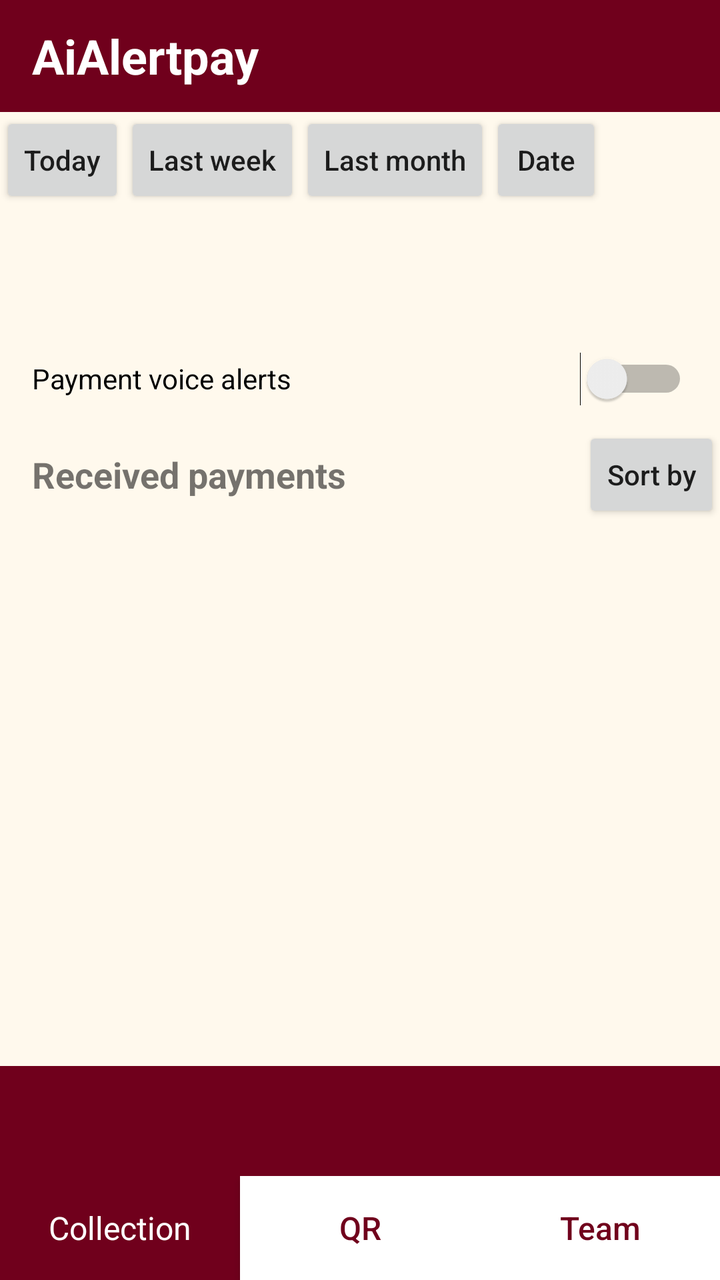
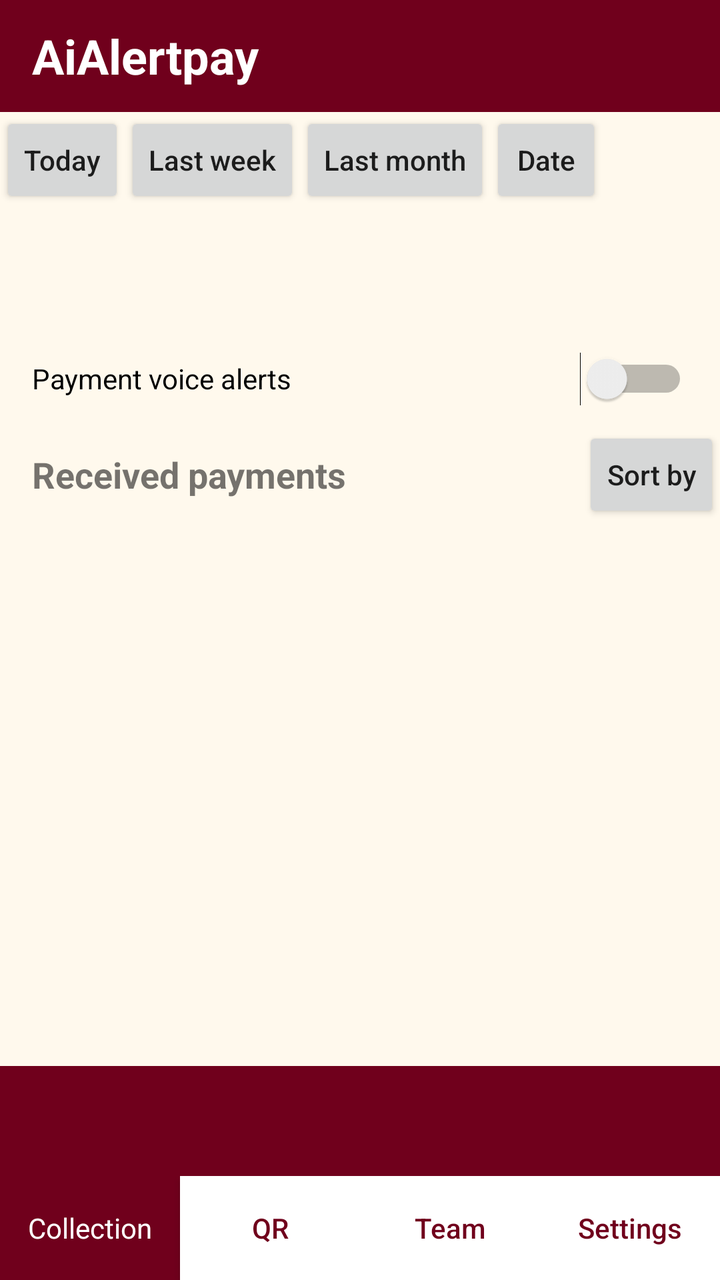

An Android layout rendered at two revisions. The XML below is the earlier revision; the diff shows what the commit changed to produce the second picture.
<!-- AndroidManifest.xml: application theme android:Theme.Material.Light.NoActionBar -->
<!-- res/layout/home.xml -->
<LinearLayout xmlns:android="http://schemas.android.com/apk/res/android" android:layout_width="match_parent" android:layout_height="match_parent" android:fitsSystemWindows="true" android:orientation="vertical" android:background="#FFF9ED">
    <TextView android:layout_width="match_parent" android:layout_height="56dp" android:gravity="center_vertical" android:paddingHorizontal="16dp" android:text="AiAlertpay" android:background="#70001C" android:textColor="#FFFFFF" android:textSize="24sp" android:textStyle="bold"/>
    <HorizontalScrollView android:layout_width="match_parent" android:layout_height="wrap_content" android:scrollbars="none">
        <LinearLayout android:layout_width="wrap_content" android:layout_height="wrap_content" android:orientation="horizontal">
            <Button android:id="@+id/today" android:layout_width="wrap_content" android:layout_height="48dp" android:text="Today" android:textAllCaps="false" android:minWidth="56dp"/>
            <Button android:id="@+id/week" android:layout_width="wrap_content" android:layout_height="48dp" android:text="Last week" android:textAllCaps="false" android:minWidth="56dp"/>
            <Button android:id="@+id/month" android:layout_width="wrap_content" android:layout_height="48dp" android:text="Last month" android:textAllCaps="false" android:minWidth="56dp"/>
            <Button android:id="@+id/day" android:layout_width="wrap_content" android:layout_height="48dp" android:text="Date" android:textAllCaps="false" android:minWidth="56dp"/>
        </LinearLayout>
    </HorizontalScrollView>
    <TextView android:id="@+id/collection" android:layout_width="match_parent" android:layout_height="wrap_content" android:gravity="center" android:padding="16dp" android:textSize="22sp" android:textStyle="bold" android:textColor="#70001C"/>
    <Switch android:id="@+id/voice_on" android:layout_width="match_parent" android:layout_height="wrap_content" android:minHeight="48dp" android:paddingHorizontal="16dp" android:text="Payment voice alerts"/>
    <LinearLayout android:layout_width="match_parent" android:layout_height="wrap_content" android:gravity="center_vertical">
        <TextView android:layout_width="0dp" android:layout_weight="1" android:layout_height="wrap_content" android:paddingStart="16dp" android:text="Received payments" android:textStyle="bold" android:textSize="18sp"/>
        <Button android:id="@+id/sort" android:layout_width="wrap_content" android:layout_height="48dp" android:text="Sort by" android:textAllCaps="false" android:minWidth="56dp"/>
    </LinearLayout>
    <ListView android:id="@+id/payments" android:layout_width="match_parent" android:layout_height="0dp" android:layout_weight="1"/>
    <TextView android:id="@+id/total" android:layout_width="match_parent" android:layout_height="wrap_content" android:padding="14dp" android:background="#70001C" android:textColor="#FFFFFF" android:textSize="20sp" android:textStyle="bold"/>
<LinearLayout android:layout_width="match_parent" android:layout_height="wrap_content" android:orientation="horizontal"><TextView android:layout_width="0dp" android:layout_height="52dp" android:layout_weight="1" android:gravity="center" android:text="Collection" android:textAllCaps="false" android:textSize="16sp" android:textColor="#FFFFFF" android:background="#70001C"/>
<Button android:layout_width="0dp" android:layout_height="52dp" android:layout_weight="1" android:gravity="center" android:text="QR" android:textAllCaps="false" android:textSize="16sp" android:id="@+id/open_qr" android:textColor="#70001C" android:background="#FFFFFF"/><Button android:layout_width="0dp" android:layout_height="52dp" android:layout_weight="1" android:gravity="center" android:textAllCaps="false" android:textSize="16sp" android:id="@+id/open_team" android:text="Team" android:textColor="#70001C" android:background="#FFFFFF"/></LinearLayout>
</LinearLayout>
<!-- resources referenced by this layout -->
<resources>

</resources>

<!-- the commit's change to res/layout/home.xml (unified diff, before → after) -->
@@ -16,6 +16,7 @@
     </LinearLayout>
     <ListView android:id="@+id/payments" android:layout_width="match_parent" android:layout_height="0dp" android:layout_weight="1"/>
     <TextView android:id="@+id/total" android:layout_width="match_parent" android:layout_height="wrap_content" android:padding="14dp" android:background="#70001C" android:textColor="#FFFFFF" android:textSize="20sp" android:textStyle="bold"/>
-<LinearLayout android:layout_width="match_parent" android:layout_height="wrap_content" android:orientation="horizontal"><TextView android:layout_width="0dp" android:layout_height="52dp" android:layout_weight="1" android:gravity="center" android:text="Collection" android:textAllCaps="false" android:textSize="16sp" android:textColor="#FFFFFF" android:background="#70001C"/>
-<Button android:layout_width="0dp" android:layout_height="52dp" android:layout_weight="1" android:gravity="center" android:text="QR" android:textAllCaps="false" android:textSize="16sp" android:id="@+id/open_qr" android:textColor="#70001C" android:background="#FFFFFF"/><Button android:layout_width="0dp" android:layout_height="52dp" android:layout_weight="1" android:gravity="center" android:textAllCaps="false" android:textSize="16sp" android:id="@+id/open_team" android:text="Team" android:textColor="#70001C" android:background="#FFFFFF"/></LinearLayout>
+<LinearLayout android:layout_width="match_parent" android:layout_height="wrap_content" android:orientation="horizontal"><TextView android:layout_width="0dp" android:layout_height="52dp" android:layout_weight="1" android:gravity="center" android:text="Collection" android:textAllCaps="false" android:minWidth="0dp" android:paddingHorizontal="1dp" android:textSize="14sp" android:textColor="#FFFFFF" android:background="#70001C"/>
+<Button android:layout_width="0dp" android:layout_height="52dp" android:layout_weight="1" android:gravity="center" android:text="QR" android:textAllCaps="false" android:minWidth="0dp" android:paddingHorizontal="1dp" android:textSize="14sp" android:id="@+id/open_qr" android:textColor="#70001C" android:background="#FFFFFF"/><Button android:layout_width="0dp" android:layout_height="52dp" android:layout_weight="1" android:gravity="center" android:textAllCaps="false" android:minWidth="0dp" android:paddingHorizontal="1dp" android:textSize="14sp" android:id="@+id/open_team" android:text="Team" android:textColor="#70001C" android:background="#FFFFFF"/><Button android:layout_width="0dp" android:layout_height="52dp" android:layout_weight="1" android:minWidth="0dp" android:paddingHorizontal="1dp" android:gravity="center" android:textAllCaps="false" android:textSize="14sp" android:id="@+id/open_settings" android:text="Settings" android:textColor="#70001C" android:background="#FFFFFF"/>
+    </LinearLayout>
 </LinearLayout>
